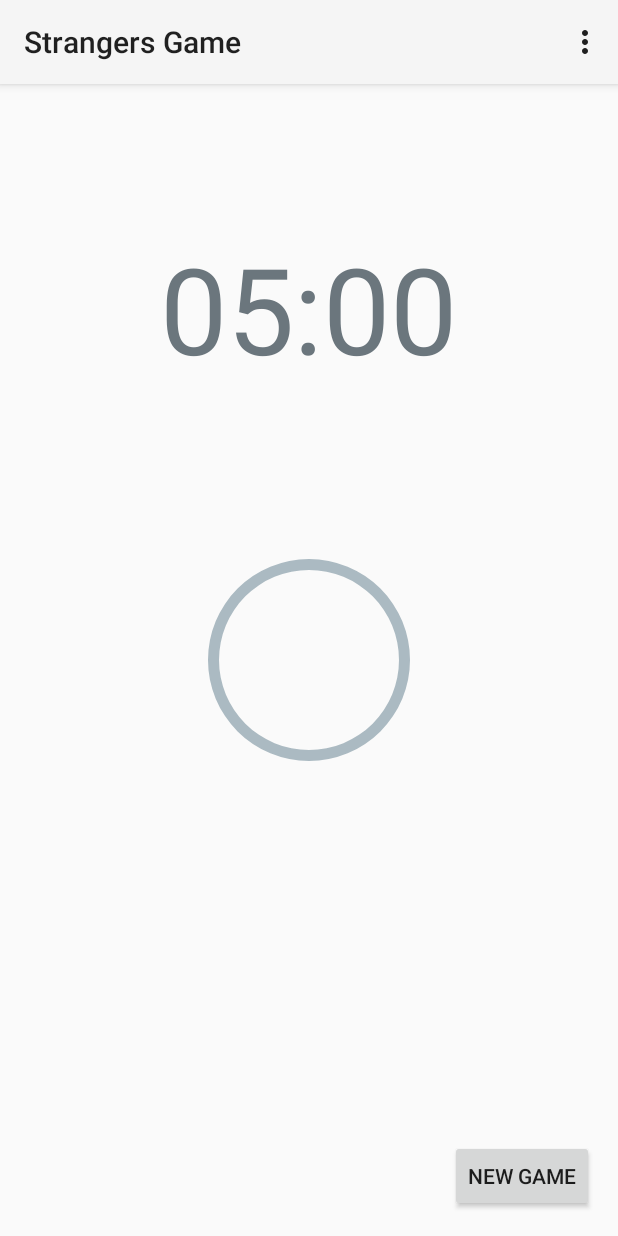
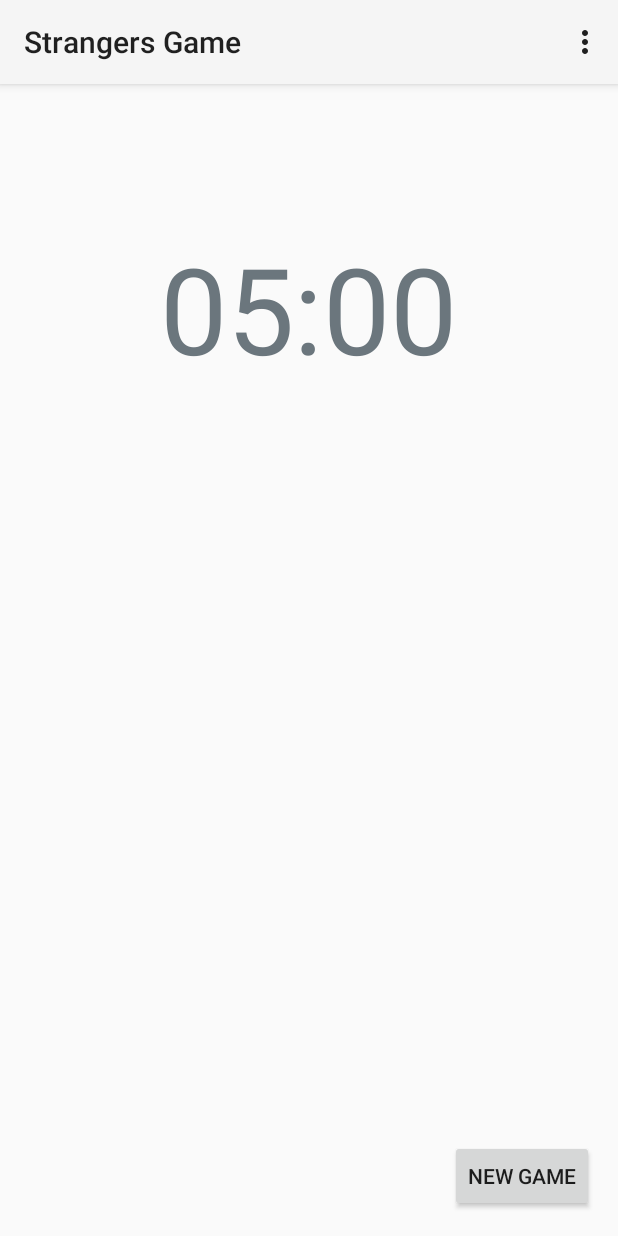
Before and after one commit to lannka/strangersgame, an Android app: the screen it shows after launch (MainActivity), on a phone screen of 412 x 824 dp. Run offline under Robolectric (Android 15) with nearby library versions, the phone set to English and light mode, and no system bars.

Commit message:
Hide charging indicator at game start.

```diff
--- a/app/src/main/res/layout/activity_main.xml
+++ b/app/src/main/res/layout/activity_main.xml
@@ -20,7 +20,8 @@
         android:indeterminate="false"
         android:max="100"
         android:progress="100"
-        android:progressDrawable="@drawable/circle_progress_background" />
+        android:progressDrawable="@drawable/circle_progress_background"
+        android:visibility="gone"/>
 
     <ProgressBar
         android:id="@+id/circle_progress_bar"
@@ -31,7 +32,8 @@
         android:max="100"
         android:rotation="-90"
         android:indeterminate="false"
-        android:progressDrawable="@drawable/circle_progress_foreground" />
+        android:progressDrawable="@drawable/circle_progress_foreground"
+        android:visibility="gone"/>
 
     <Button
         android:layout_width="wrap_content"
```
